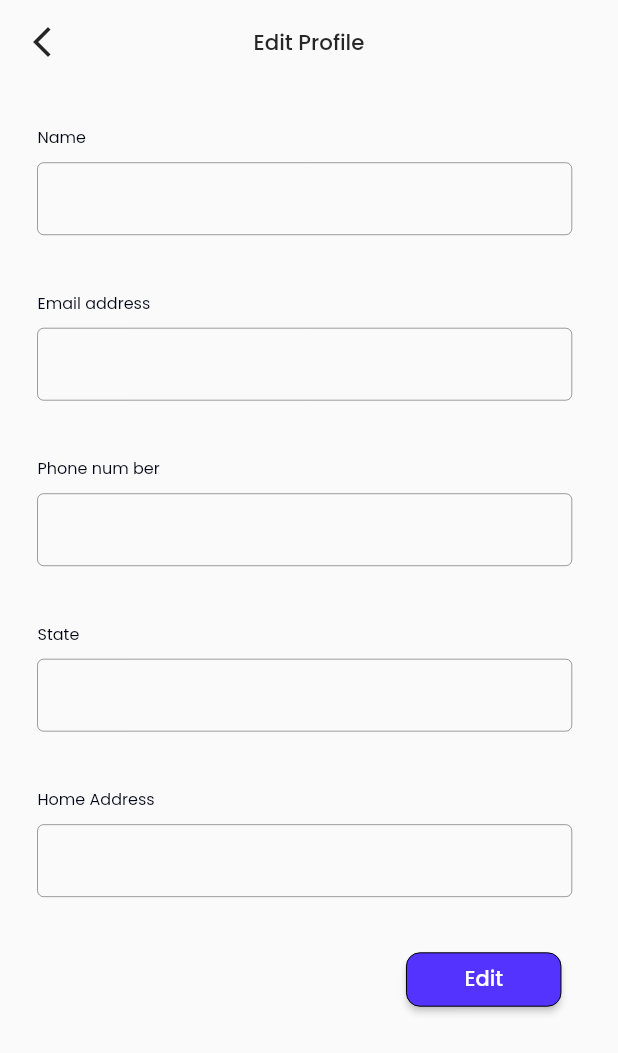
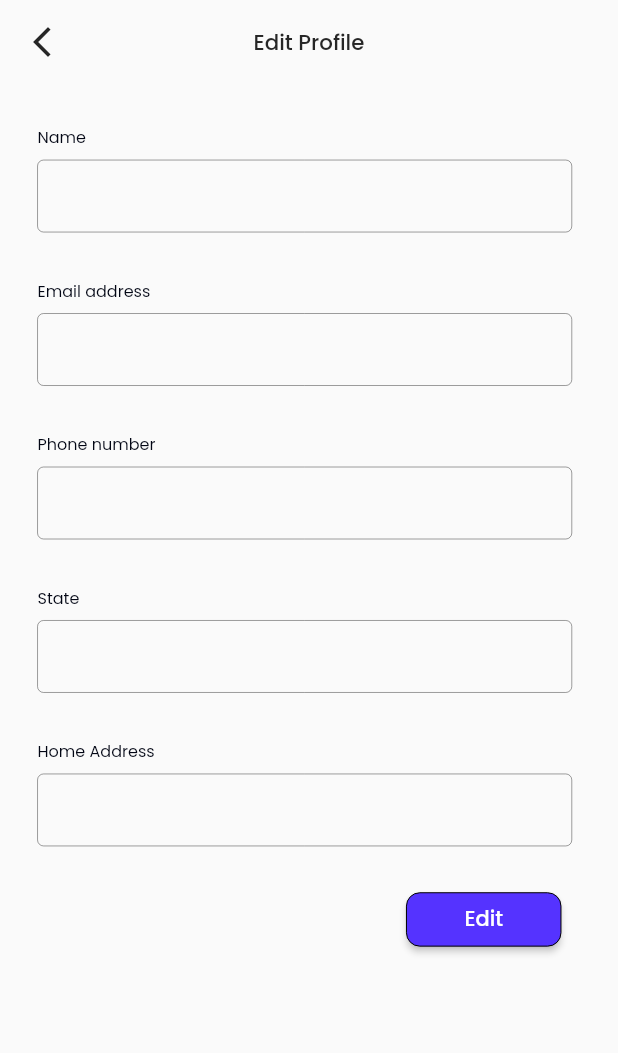
Before and after one commit to Ire-oluwa/simservers, a Flutter app: the EditProfileScreen screen opened by its route, on a phone screen of 412 x 824 dp. Shown: the top 1053 px of the screen. Run offline on Flutter 3.47's test engine with Material 2 defaults, Android fonts, the phone set to English and light mode, and no system bars; our stand-ins replace fl_chart, flutter_screenutil, flutter_svg, font_awesome_flutter, google_fonts; missing offline and left inert: platform_device_id.

```diff
--- a/lib/screens/edit_profile/edit_profile.dart
+++ b/lib/screens/edit_profile/edit_profile.dart
@@ -58,6 +58,7 @@ class _EditProfileScreenState extends State<EditProfileScreen> {
       body: GestureDetector(
         onTap: kUnfocus,
         child: SingleChildScrollView(
+          physics: ClampingScrollPhysics(),
           child: Form(
             key: _editProfileFormKey,
             child: SizedBox(
@@ -88,7 +89,7 @@ class _EditProfileScreenState extends State<EditProfileScreen> {
                     context.read<EditProvider>().phoneNumber,
                     TextInputType.number,
                     TextInputAction.next,
-                    "Phone num ber",
+                    "Phone number",
                     readOnly,
                     enabled,
                   ),
@@ -179,7 +180,7 @@ Widget _buildProfileDetail(
           colour: const Color(0xFF020614),
           fontSize: 12.0.sp,
         ),
-        SizedBox(height: 10.0.h),
+        SizedBox(height: 8.0.h),
         CustomTextFormField(
           enabled: enabled,
           controller: controller,
@@ -190,7 +191,7 @@ Widget _buildProfileDetail(
           readOnly: readOnly,
         ),
         SizedBox(
-          height: 14.0.h,
+          height: 7.0.h,
         ),
       ],
     ),
--- a/lib/widgets/line_chart_title/line_chart_title.dart
+++ b/lib/widgets/line_chart_title/line_chart_title.dart
@@ -9,7 +9,7 @@ class LineChartTitle {
       bottomTitles: AxisTitles(
           sideTitles: SideTitles(
         showTitles: false,
-            reservedSize: 30.0,
+            // reservedSize: 30.0,
       )),
     );
   }
```
Also changed, not shown: lib/screens/home_screen/home_screen.dart (+8 -2 lines), lib/screens/sign_up_screen/sign_up.dart (+4 -3 lines).
